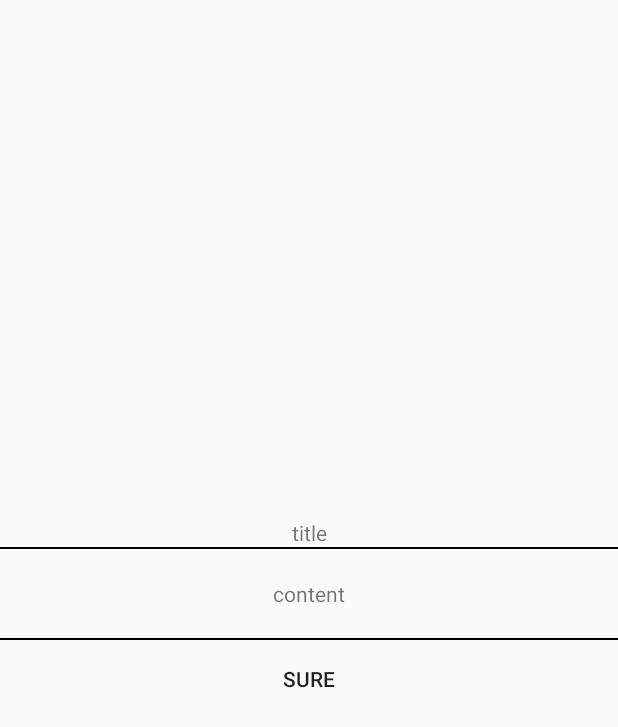
After one commit to taxing66/Holiday, an Android app: the layout dialog_rising_bottom.xml on its own in the app's theme, with its tools: preview values and no code run, on a phone screen of 412 x 824 dp. The commit adds this screen. Shown: the top 727 px of the screen. Run offline under Robolectric (Android 15) with nearby library versions, the phone set to English and light mode, and no system bars.

Commit message:
code the ResingBottomDialog

```diff
--- a/app/src/main/java/com/joiway/devin/holiday/activity/MainActivity.java
+++ b/app/src/main/java/com/joiway/devin/holiday/activity/MainActivity.java
@@ -8,6 +8,7 @@ import android.widget.Toast;
 import com.joiway.devin.holiday.BuildConfig;
 import com.joiway.devin.holiday.R;
 import com.joiway.devin.holiday.tools.LogManager;
+import com.joiway.devin.holiday.view.ResingBottomDialog;
 
 public class MainActivity extends AbsActivity {
     private TextView tvTitle;
@@ -20,5 +21,7 @@ public class MainActivity extends AbsActivity {
          tvTitle = (TextView) findViewById(R.id.tv_title);
          tvTitle.setText(R.string.happy_everyday);
           LogManager.logDebug(LogManager.DEVELOPER_DEVIN,"MainActivity","onCreate","test_debug");
+        ResingBottomDialog dialog = ResingBottomDialog.getInstance(this);
+        dialog.show();
     }
 }
--- /dev/null
+++ b/app/src/main/res/layout/dialog_rising_bottom.xml
@@ -0,0 +1,36 @@
+<?xml version="1.0" encoding="utf-8"?>
+<LinearLayout xmlns:android="http://schemas.android.com/apk/res/android"
+    xmlns:tools="http://schemas.android.com/tools"
+    android:layout_width="match_parent"
+    android:layout_height="match_parent"
+    android:gravity="center"
+    android:orientation="vertical">
+    <TextView
+        android:layout_width="match_parent"
+        android:id="@+id/tv_title"
+        android:gravity="center_horizontal"
+        android:text="title"
+        android:textSize="14sp"
+        android:layout_height="wrap_content" />
+    <View
+        android:layout_width="match_parent"
+        android:background="#000000"
+        android:layout_height="1dp"/>
+    <TextView
+        android:layout_width="match_parent"
+        android:gravity="center_horizontal"
+        android:text="content"
+        android:padding="20dp"
+        android:layout_height="wrap_content" />
+    <View
+        android:layout_width="match_parent"
+        android:background="#000000"
+        android:layout_height="1dp"/>
+    <Button
+        android:layout_width="wrap_content"
+        android:text="sure"
+        android:background="#00000000"
+        android:layout_margin="2dp"
+        android:layout_height="wrap_content" />
+
+</LinearLayout>
--- a/app/src/main/res/values/styles.xml
+++ b/app/src/main/res/values/styles.xml
@@ -9,4 +9,10 @@
         <item name="android:windowNoTitle">true</item>
     </style>
 
+    <style name="ResingBottomTheme" parent="@android:style/Theme.Dialog">
+        <item name="android:windowNoTitle">true</item>
+        <item name="android:windowEnterAnimation">@android:anim/fade_in</item>
+        <item name="android:windowExitAnimation">@android:anim/fade_out</item>
+    </style>
+
 </resources>
```
Also changed, not shown: app/src/main/java/com/joiway/devin/holiday/view/ResingBottomDialog.java (added, +39 -0 lines).
